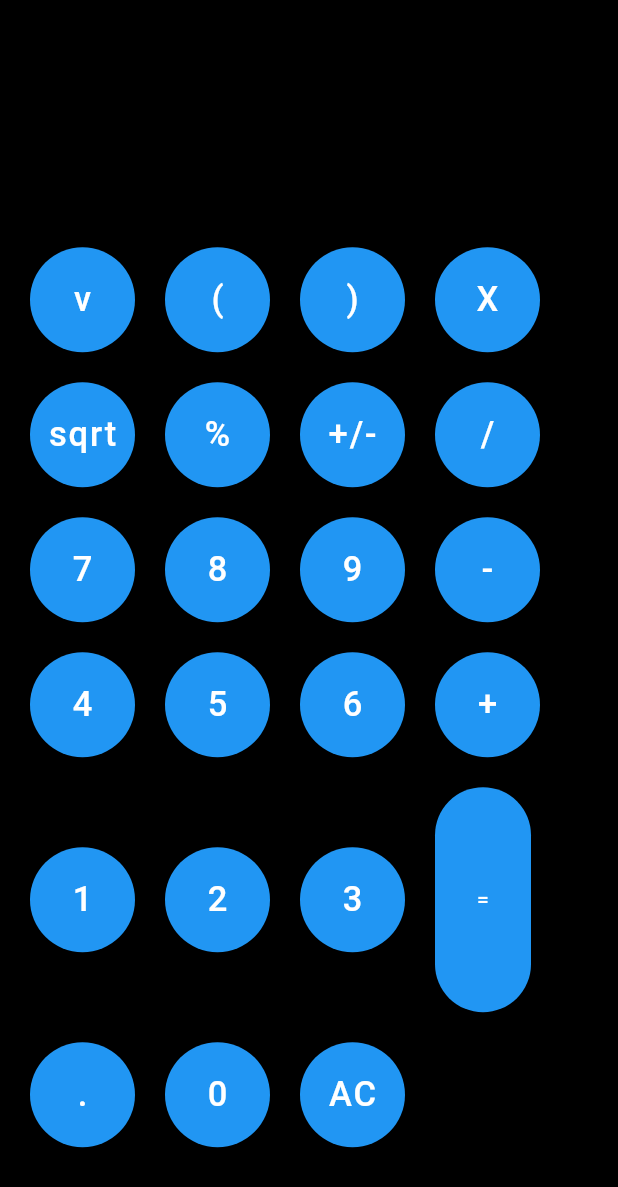
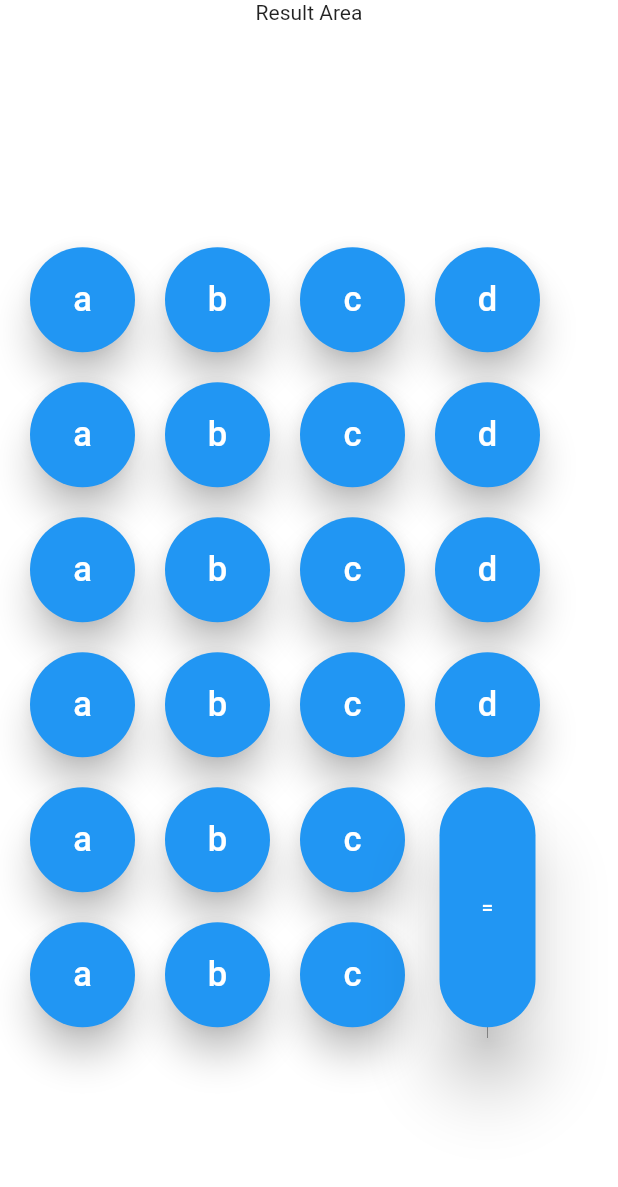
Before and after one commit to ManjunathRK1251/Calculator, a Flutter app: the screen it shows after launch, on a phone screen of 412 x 824 dp. Shown: the top 1187 px of the screen. Run offline on Flutter 3.47's test engine with Material 2 defaults, Android fonts, the phone set to English and light mode, and no system bars.

Commit message:
Got the layout right

```diff
--- /dev/null
+++ b/lib/ButtonLayout.dart
@@ -0,0 +1,139 @@
+import 'package:flutter/material.dart';
+import 'Buttons.dart';
+
+class ButtonGroup extends StatelessWidget {
+  const ButtonGroup({Key? key}) : super(key: key);
+
+  @override
+  Widget build(BuildContext context) {
+    return Row(
+      children: [
+        Padding(
+          padding: EdgeInsets.all(10.0),
+        ),
+        Column(
+          children: [
+            Button('a'),
+            Padding(
+              padding: EdgeInsets.all(10.0),
+            ),
+            Button('a'),
+            Padding(
+              padding: EdgeInsets.all(10.0),
+            ),
+            Button('a'),
+            Padding(
+              padding: EdgeInsets.all(10.0),
+            ),
+            Button('a'),
+            Padding(
+              padding: EdgeInsets.all(10.0),
+            ),
+            Button('a'),
+            Padding(
+              padding: EdgeInsets.all(10.0),
+            ),
+            Button('a'),
+            Padding(
+              padding: EdgeInsets.all(10.0),
+            ),
+          ],
+        ),
+        Padding(
+          padding: EdgeInsets.all(10.0),
+        ),
+        Column(
+          children: [
+            Button('b'),
+            Padding(
+              padding: EdgeInsets.all(10.0),
+            ),
+            Button('b'),
+            Padding(
+              padding: EdgeInsets.all(10.0),
+            ),
+            Button('b'),
+            Padding(
+              padding: EdgeInsets.all(10.0),
+            ),
+            Button('b'),
+            Padding(
+              padding: EdgeInsets.all(10.0),
+            ),
+            Button('b'),
+            Padding(
+              padding: EdgeInsets.all(10.0),
+            ),
+            Button('b'),
+            Padding(
+              padding: EdgeInsets.all(10.0),
+            ),
+          ],
+        ),
+        Padding(
+          padding: EdgeInsets.all(10.0),
+        ),
+        Column(
+          children: [
+            Button('c'),
+            Padding(
+              padding: EdgeInsets.all(10.0),
+            ),
+            Button('c'),
+            Padding(
+              padding: EdgeInsets.all(10.0),
+            ),
+            Button('c'),
+            Padding(
+              padding: EdgeInsets.all(10.0),
+            ),
+            Button('c'),
+            Padding(
+              padding: EdgeInsets.all(10.0),
+            ),
+            Button('c'),
+            Padding(
+              padding: EdgeInsets.all(10.0),
+            ),
+            Button('c'),
+            Padding(
+              padding: EdgeInsets.all(10.0),
+            ),
+          ],
+        ),
+        Padding(
+          padding: EdgeInsets.all(10.0),
+        ),
+        Column(
+          children: [
+            Button('d'),
+            Padding(
+              padding: EdgeInsets.all(10.0),
+            ),
+            Button('d'),
+            Padding(
+              padding: EdgeInsets.all(10.0),
+            ),
+            Button('d'),
+            Padding(
+              padding: EdgeInsets.all(10.0),
+            ),
+            Button('d'),
+            Padding(
+              padding: EdgeInsets.all(10.0),
+            ),
+            Container(
+              height: 160.0,
+              child: ElevatedButton(
+                onPressed: () {},
+                child: Text('='),
+                style: ElevatedButton.styleFrom(
+                    shape: StadiumBorder(), elevation: 20.0),
+              ),
+            )
+          ],
+        ),
+      ],
+    );
+  }
+}
--- a/lib/main.dart
+++ b/lib/main.dart
@@ -1,5 +1,6 @@
 import 'package:flutter/material.dart';
 import 'Buttons.dart';
+import 'ButtonLayout.dart';
 
 void main() {
   runApp(Calculator());
@@ -10,7 +11,7 @@ class Calculator extends StatelessWidget {
   Widget build(BuildContext context) {
     return MaterialApp(
       home: Scaffold(
-        backgroundColor: Colors.black,
+        backgroundColor: Colors.white,
         body: Homepage(),
       ),
     );
@@ -22,108 +23,14 @@ class Homepage extends StatelessWidget {
   Widget build(BuildContext context) {
     return SafeArea(
       child: Column(
-        children: <Widget>[
+        children: [
           Expanded(
-            //flex: 1,
-            child: Text(
-              'Result area',
-              style: TextStyle(color: Colors.black),
-            ),
-          ), // Result area
+            child: Text('Result Area'),
+          ),
           Expanded(
             flex: 4,
-            child: Column(
-              children: [
-                Row(
-                  children: <Widget>[
-                    Padding(padding: EdgeInsets.all(10.0)),
-                    Button('v'),
-                    Padding(padding: EdgeInsets.all(10.0)),
-                    Button('('),
-                    Padding(padding: EdgeInsets.all(10.0)),
-                    Button(')'),
-                    Padding(padding: EdgeInsets.all(10.0)),
-                    Button('X'),
-                    Padding(padding: EdgeInsets.all(10.0)),
-                  ],
-                ),
-                Padding(padding: EdgeInsets.all(10.0)),
-                Row(
-                  children: <Widget>[
-                    Padding(padding: EdgeInsets.all(10.0)),
-                    Button('sqrt'),
-                    Padding(padding: EdgeInsets.all(10.0)),
-                    Button('%'),
-                    Padding(padding: EdgeInsets.all(10.0)),
-                    Button('+/-'),
-                    Padding(padding: EdgeInsets.all(10.0)),
-                    Button('/'),
-                    Padding(padding: EdgeInsets.all(10.0)),
-                  ],
-                ),
-                Padding(padding: EdgeInsets.all(10.0)),
-                Row(
-                  children: <Widget>[
-                    Padding(padding: EdgeInsets.all(10.0)),
-                    Button('7'),
-                    Padding(padding: EdgeInsets.all(10.0)),
-                    Button('8'),
-                    Padding(padding: EdgeInsets.all(10.0)),
-                    Button('9'),
-                    Padding(padding: EdgeInsets.all(10.0)),
-                    Button('-'),
-                    Padding(padding: EdgeInsets.all(10.0)),
-                  ],
-                ),
-                Padding(padding: EdgeInsets.all(10.0)),
-                Row(
-                  children: <Widget>[
-                    Padding(padding: EdgeInsets.all(10.0)),
-                    Button('4'),
-                    Padding(padding: EdgeInsets.all(10.0)),
-                    Button('5'),
-                    Padding(padding: EdgeInsets.all(10.0)),
-                    Button('6'),
-                    Padding(padding: EdgeInsets.all(10.0)),
-                    Button('+'),
-                    Padding(padding: EdgeInsets.all(10.0)),
-                  ],
-                ),
-                Padding(padding: EdgeInsets.all(10.0)),
-                Row(
-                  children: <Widget>[
-                    Padding(padding: EdgeInsets.all(10.0)),
-                    Button('1'),
-                    Padding(padding: EdgeInsets.all(10.0)),
-                    Button('2'),
-                    Padding(padding: EdgeInsets.all(10.0)),
-                    Button('3'),
-                    Padding(padding: EdgeInsets.all(10.0)),
-                    Container(
-                      height: 150.0,
-                      child: ElevatedButton(
-                        onPressed: () {},
-                        child: Text('='),
-                        style: ElevatedButton.styleFrom(shape: StadiumBorder()),
-                      ),
-                    )
-                  ],
-                ),
-                Padding(padding: EdgeInsets.all(10.0)),
-                Row(
-                  children: <Widget>[
-                    Padding(padding: EdgeInsets.all(10.0)),
-                    Button('.'),
-                    Padding(padding: EdgeInsets.all(10.0)),
-                    Button('0'),
-                    Padding(padding: EdgeInsets.all(10.0)),
-                    Button('AC'),
-                    Padding(padding: EdgeInsets.all(10.0)),
-                  ],
-                ),
-              ],
-            ),
-          ),
+            child: ButtonGroup(),
+          )
         ],
       ),
     );
```
